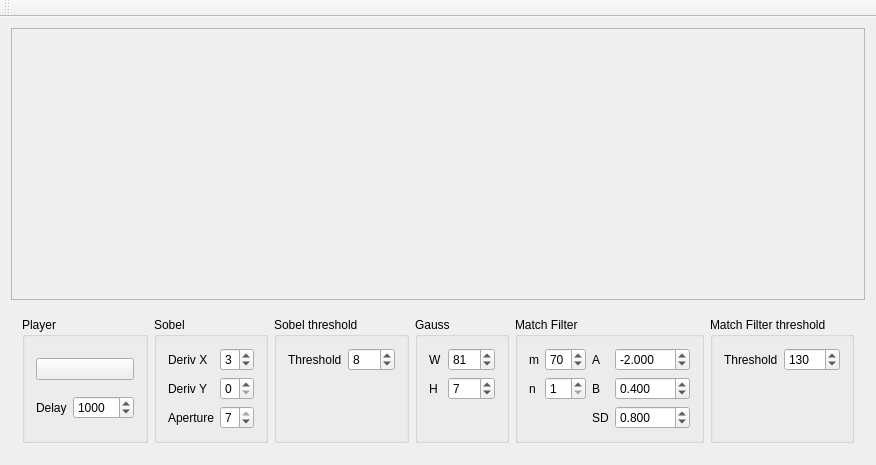
First picture: the form in LicensePlateExtractor/mainwindow.ui, repository dworak/licence-plate-extractor, before the edit.
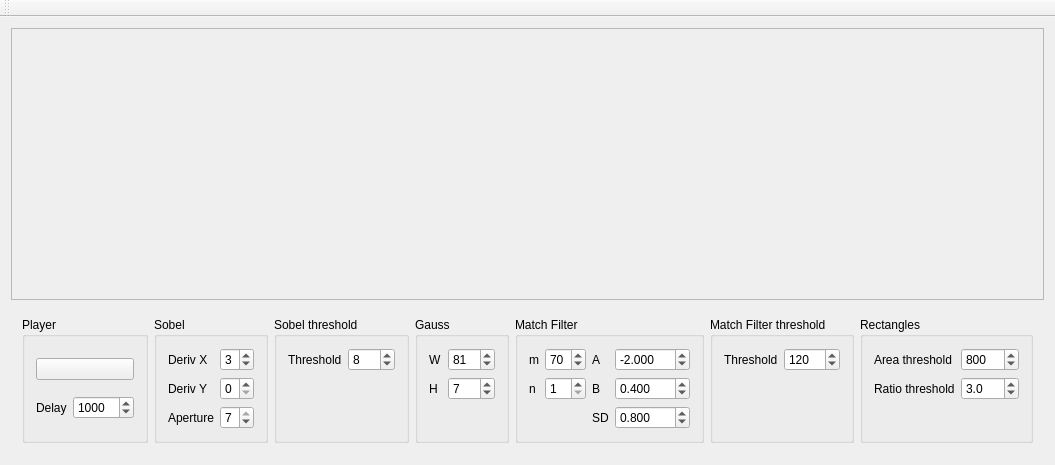
Second picture: the form after the edit. Icons and pictures are not drawn. Custom widgets are drawn as their Qt base class.

Diff of the .ui file:
```diff
--- a/LicensePlateExtractor/mainwindow.ui
+++ b/LicensePlateExtractor/mainwindow.ui
@@ -6,7 +6,7 @@
    <rect>
     <x>0</x>
     <y>0</y>
-    <width>793</width>
+    <width>831</width>
     <height>465</height>
    </rect>
   </property>
@@ -25,7 +25,7 @@
         <rect>
          <x>0</x>
          <y>0</y>
-         <width>773</width>
+         <width>811</width>
          <height>202</height>
         </rect>
        </property>
@@ -377,6 +377,9 @@
           <string>Match Filter threshold</string>
          </property>
          <layout class="QFormLayout" name="formLayout_3">
+          <property name="fieldGrowthPolicy">
+           <enum>QFormLayout::AllNonFixedFieldsGrow</enum>
+          </property>
           <item row="0" column="0">
            <widget class="QLabel" name="label_16">
             <property name="text">
@@ -393,7 +396,62 @@
              <number>10</number>
             </property>
             <property name="value">
-             <number>130</number>
+             <number>120</number>
+            </property>
+           </widget>
+          </item>
+         </layout>
+        </widget>
+       </item>
+       <item>
+        <widget class="QGroupBox" name="groupBox_7">
+         <property name="title">
+          <string>Rectangles</string>
+         </property>
+         <layout class="QFormLayout" name="formLayout_4">
+          <item row="0" column="0">
+           <widget class="QLabel" name="label_2">
+            <property name="text">
+             <string>Area threshold</string>
+            </property>
+           </widget>
+          </item>
+          <item row="0" column="1">
+           <widget class="QSpinBox" name="areaThreshold">
+            <property name="maximum">
+             <number>10000</number>
+            </property>
+            <property name="singleStep">
+             <number>100</number>
+            </property>
+            <property name="value">
+             <number>800</number>
+            </property>
+           </widget>
+          </item>
+          <item row="4" column="0">
+           <widget class="QLabel" name="label_3">
+            <property name="text">
+             <string>Ratio threshold</string>
+            </property>
+            <property name="wordWrap">
+             <bool>true</bool>
+            </property>
+           </widget>
+          </item>
+          <item row="4" column="1">
+           <widget class="QDoubleSpinBox" name="ratioThreshold">
+            <property name="decimals">
+             <number>1</number>
+            </property>
+            <property name="minimum">
+             <double>0.100000000000000</double>
+            </property>
+            <property name="maximum">
+             <double>10.000000000000000</double>
+            </property>
+            <property name="value">
+             <double>3.000000000000000</double>
             </property>
            </widget>
           </item>
```
Left out of the diff: 2 changed lines with no effect on the pictures.
